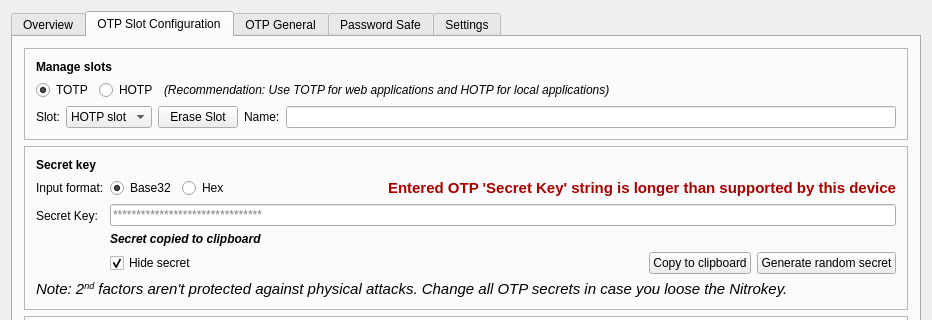
Nitrokey/nitrokey-app, file src/ui/mainwindow.ui: the form before one commit; both pictures show x 0 to 932 and y 0 to 320 of the 932 by 850 pixel window.
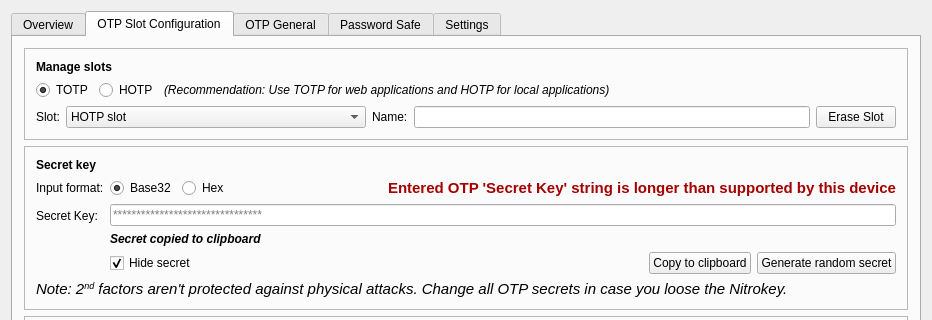
The form after the commit. Icons and pictures are not drawn.

Commit message:
Rework OTP properties window
Increase slot combobox width
Swap name edit and Erase button

Fixes https://github.com/Nitrokey/nitrokey-app/issues/415

What changed in the file:
```diff
--- a/src/ui/mainwindow.ui
+++ b/src/ui/mainwindow.ui
@@ -316,6 +316,12 @@
              </item>
              <item>
               <widget class="QComboBox" name="slotComboBox">
+               <property name="minimumSize">
+                <size>
+                 <width>300</width>
+                 <height>0</height>
+                </size>
+               </property>
                <property name="accessibleName">
                 <string>Select OTP slot number</string>
                </property>
@@ -332,13 +338,6 @@
                </item>
               </widget>
              </item>
-             <item>
-              <widget class="QPushButton" name="eraseButton">
-               <property name="text">
-                <string>Erase Slot</string>
-               </property>
-              </widget>
-             </item>
              <item>
               <widget class="QLabel" name="label_2">
                <property name="text">
@@ -359,6 +358,13 @@
                </property>
               </widget>
              </item>
+             <item>
+              <widget class="QPushButton" name="eraseButton">
+               <property name="text">
+                <string>Erase Slot</string>
+               </property>
+              </widget>
+             </item>
             </layout>
            </item>
           </layout>
```
Left out of the diff: 1 changed line with no effect on the pictures.
